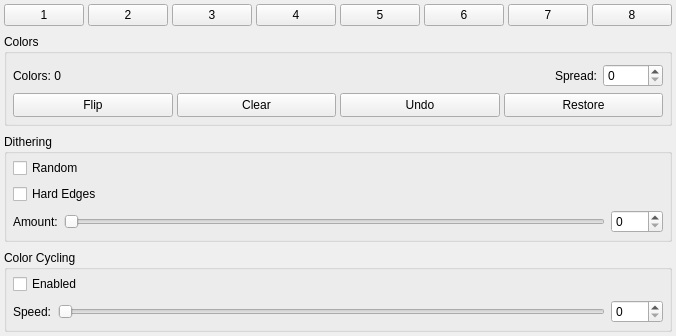
Qt form src/gradienttool.ui (Vesuri/excellence) before a commit.
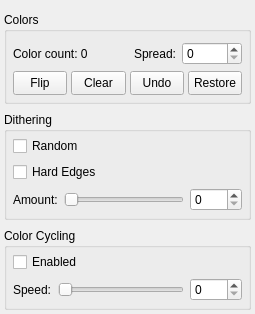
The same form after that commit. Custom widgets are drawn as their Qt base class.

Commit message:
Replace gradient range buttons with QTabBar, rename Colors label
Swap the 1–8 QPushButton row for a QTabBar (expanding, tabs added
programmatically). Remove the rangeButtons_ list and all manual
setDown/setFlat wiring. Rename "Colors:" label to "Color count:".

What changed in the file:
```diff
--- a/src/gradienttool.ui
+++ b/src/gradienttool.ui
@@ -14,115 +14,11 @@
    <property name="rightMargin"><number>4</number></property>
    <property name="bottomMargin"><number>4</number></property>
    <item>
-    <layout class="QHBoxLayout" name="rangeRow">
-     <property name="spacing">
-      <number>4</number>
+    <widget class="QTabBar" name="rangeTabBar">
+     <property name="expanding">
+      <bool>true</bool>
      </property>
-     <item>
-      <widget class="QPushButton" name="range0">
-       <property name="minimumSize">
-        <size>
-         <width>0</width>
-         <height>22</height>
-        </size>
-       </property>
-       <property name="text">
-        <string>1</string>
-       </property>
-      </widget>
-     </item>
-     <item>
-      <widget class="QPushButton" name="range1">
-       <property name="minimumSize">
-        <size>
-         <width>0</width>
-         <height>22</height>
-        </size>
-       </property>
-       <property name="text">
-        <string>2</string>
-       </property>
-      </widget>
-     </item>
-     <item>
-      <widget class="QPushButton" name="range2">
-       <property name="minimumSize">
-        <size>
-         <width>0</width>
-         <height>22</height>
-        </size>
-       </property>
-       <property name="text">
-        <string>3</string>
-       </property>
-      </widget>
-     </item>
-     <item>
-      <widget class="QPushButton" name="range3">
-       <property name="minimumSize">
-        <size>
-         <width>0</width>
-         <height>22</height>
-        </size>
-       </property>
-       <property name="text">
-        <string>4</string>
-       </property>
-      </widget>
-     </item>
-     <item>
-      <widget class="QPushButton" name="range4">
-       <property name="minimumSize">
-        <size>
-         <width>0</width>
-         <height>22</height>
-        </size>
-       </property>
-       <property name="text">
-        <string>5</string>
-       </property>
-      </widget>
-     </item>
-     <item>
-      <widget class="QPushButton" name="range5">
-       <property name="minimumSize">
-        <size>
-         <width>0</width>
-         <height>22</height>
-        </size>
-       </property>
-       <property name="text">
-        <string>6</string>
-       </property>
-      </widget>
-     </item>
-     <item>
-      <widget class="QPushButton" name="range6">
-       <property name="minimumSize">
-        <size>
-         <width>0</width>
-         <height>22</height>
-        </size>
-       </property>
-       <property name="text">
-        <string>7</string>
-       </property>
-      </widget>
-     </item>
-     <item>
-      <widget class="QPushButton" name="range7">
-       <property name="minimumSize">
-        <size>
-         <width>0</width>
-         <height>22</height>
-        </size>
-       </property>
-       <property name="text">
-        <string>8</string>
-       </property>
-      </widget>
-     </item>
-    </layout>
+    </widget>
    </item>
    <item>
     <widget class="QGroupBox" name="colorsGroup">
@@ -148,7 +44,7 @@
         <item>
          <widget class="QLabel" name="colorsLabel">
           <property name="text">
-           <string>Colors: 0</string>
+           <string>Color count: 0</string>
           </property>
          </widget>
         </item>
```
The commit also changes 2 other files.
